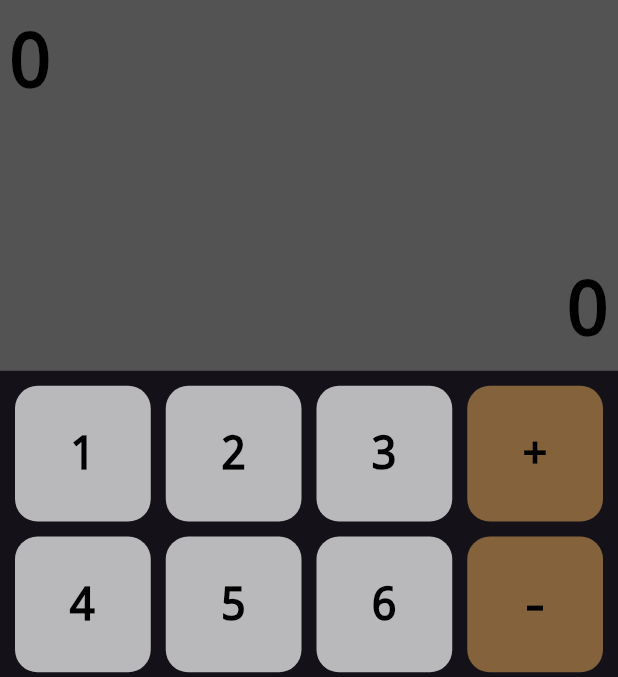
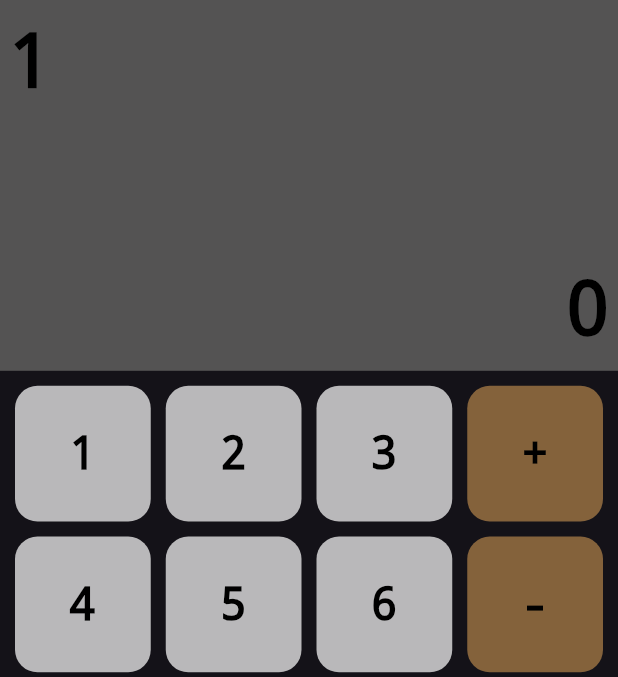
Before and after one commit to Marach8/FlutterProject_simple_calculator_app, a Flutter app: the screen it shows after launch, after a tap on an icon or button, on a phone screen of 412 x 824 dp, the part 84-761 px from its top. Run offline on Flutter 3.47's test engine with Material 2 defaults, Android fonts, the phone set to English and light mode, and no system bars.

Commit message:
Added functionalities to the buttons

```diff
--- a/simple_calculator_app/lib/calculator.dart
+++ b/simple_calculator_app/lib/calculator.dart
@@ -1,3 +1,5 @@
+import 'dart:async';
+
 import 'package:flutter/material.dart';
 
 
@@ -12,19 +14,51 @@ class Calculator extends StatefulWidget{
 class _Calculator extends State<Calculator> {
 
   List<String> symbols = ['1','2','3','+','4','5','6','-','7','8','9','/','0','(',')','*','AC','Del', '.', '='];
+  final StreamController<String> _controller = StreamController<String>();
 
   @override
-  Widget build(BuildContext context){
-    var h = MediaQuery.of(context).size.height;
-    var w = MediaQuery.of(context).size.width;
-    String expression = '0'; String result = '0';
+  void dispose(){
+    _controller.close();
+    super.dispose();
+  }
 
-    Widget buttons (String symbol, Color color){
+
+  bool isTapped = false;
+  String expression = '';
+
+  tap(String data){
+    setState(() => isTapped = true);
+    Future.delayed(const Duration(milliseconds:10), () => setState(() => isTapped = false));
+    expression += data;
+    _controller.sink.add(expression);
+  }
+
+  remove(data){
+    if (data.isNotEmpty){
+      final data1 = data.substring(0, data.length - 1);
+      _controller.sink.add(data1);
+      //expression = '';
+    } return;
+  }
+
+  removeAll(data){
+    if (data.isNotEmpty){
+      const data1 = '';
+      _controller.sink.add(data1);
+    } return;
+  }
+
+  _tap(String data) => tap(data);
+  _remove(String data) => remove(data);
+  _removeAll(String data) => removeAll(data);
+
+
+  Widget buttons (String symbol, Color color, VoidCallback function){
     return InkWell(
-        onTap: (){},
+      onTap: function,
       child: Container(
         decoration: BoxDecoration(
-            color: color,
+          color: isTapped ? Colors.yellow : color,
           borderRadius: BorderRadius.circular(15)
         ),
         height: 50, width: 50,
@@ -41,6 +75,16 @@ class _Calculator extends State<Calculator> {
     );
   }
 
+  @override
+  Widget build(BuildContext context){
+    var h = MediaQuery.of(context).size.height;
+    var w = MediaQuery.of(context).size.width;
+    String result = '0';
+
+
+    return StreamBuilder<String>(
+      stream: _controller.stream,
+      builder: (context, snapshot) {
         return Scaffold(
           appBar: AppBar(
             title: const Text('Simple Calculator'),
@@ -55,7 +99,7 @@ class _Calculator extends State<Calculator> {
                     Positioned(
                       left: 5, top: 5,
                       child: Text(
-                    expression,
+                        snapshot.hasData? snapshot.data.toString(): '0',
                         style: const TextStyle(
                           color: Colors.black, fontSize: 50, fontWeight: FontWeight.bold,
                           fontFamily: 'monospace'
@@ -77,24 +121,24 @@ class _Calculator extends State<Calculator> {
               ),
               Expanded(
                 child: Container(
-              height: h*0.7, width: w, padding: const EdgeInsets.all(10),
+                  padding: const EdgeInsets.all(10),
                   child: GridView.builder(
                     gridDelegate: const SliverGridDelegateWithFixedCrossAxisCount(
-                  crossAxisCount: 4, crossAxisSpacing: 10, mainAxisSpacing: 10
+                      crossAxisCount: 4, crossAxisSpacing: 10, mainAxisSpacing: 10,
                     ),
                     itemCount: symbols.length,
                     itemBuilder: (context, index){
                       final string = symbols[index];
                       switch(string){
                         case '+': case '-': case '/': case '*':
-                      return buttons(string, const Color.fromARGB(255, 132, 98, 59));
+                          return buttons(string, const Color.fromARGB(255, 132, 98, 59), () => _tap(string));
                         case '.': case '(': case ')':
-                      return buttons(string, Colors.blue.shade300);
+                          return buttons(string, Colors.blue.shade300, () => _tap(string));
                         case 'AC':
-                      return buttons(string, Colors.red.shade700);
-                    case 'Del': return buttons(string, Colors.red.shade300);
-                    case '=': return buttons(string, Colors.green);
-                    default: return buttons(string, Colors.white70);
+                          return buttons(string, Colors.red.shade700, () => _removeAll(string));
+                        case 'Del': return buttons(string, Colors.red.shade300, () => _remove(snapshot.data.toString()));
+                        case '=': return buttons(string, Colors.green, () => _tap(string));
+                        default: return buttons(string, Colors.white70, () => _tap(string));
                       }
                     }
                   )
@@ -104,4 +148,6 @@ class _Calculator extends State<Calculator> {
           )
         );
       }
+    );
   }
+}
```
Lines whose indentation alone changed are shown as unchanged.
